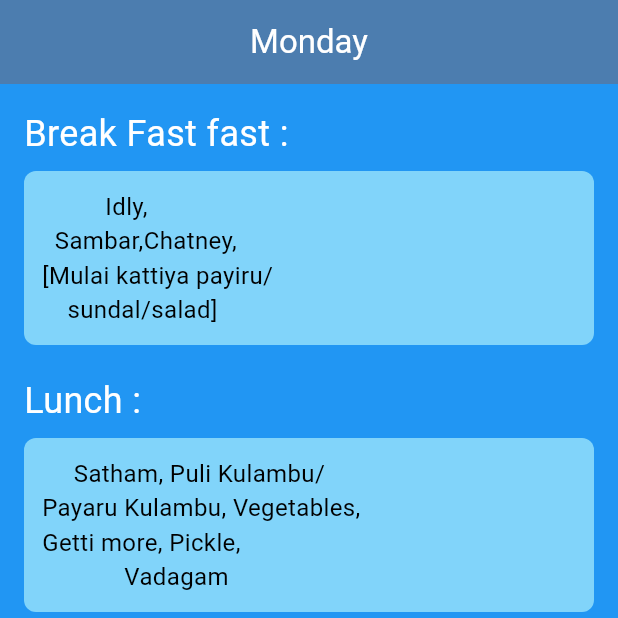
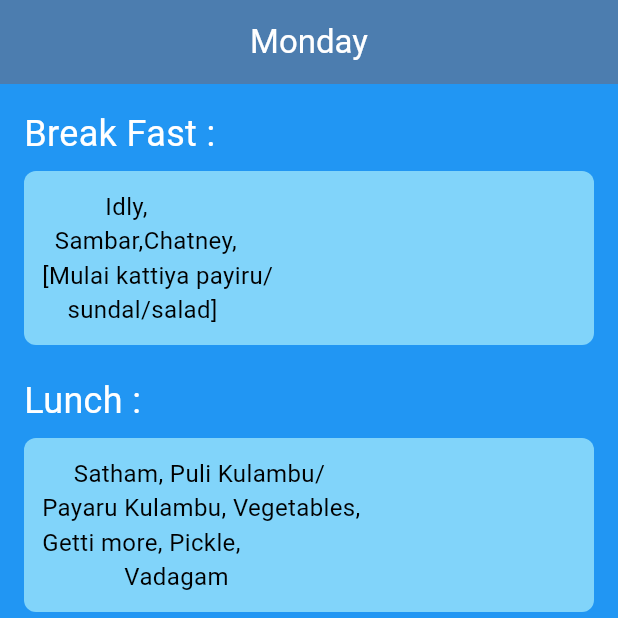
Before and after one commit to brajadevimk/thingal, a Flutter app: the screen it shows after launch, on a phone screen of 412 x 824 dp, the top half of it. Run offline on Flutter 3.47's test engine with Material 3 defaults, Android fonts, the phone set to English and light mode, and no system bars.

Commit message:
changed it back

```diff
--- a/lib/main.dart
+++ b/lib/main.dart
@@ -25,7 +25,7 @@ class MyApp extends StatelessWidget {
               crossAxisAlignment: CrossAxisAlignment.start,
               children: [
                 const Text(
-                  'Break Fast fast :',
+                  'Break Fast :',
                   style: TextStyle(color: Colors.white, fontSize: 24),
                 ),
                 Container(
```
